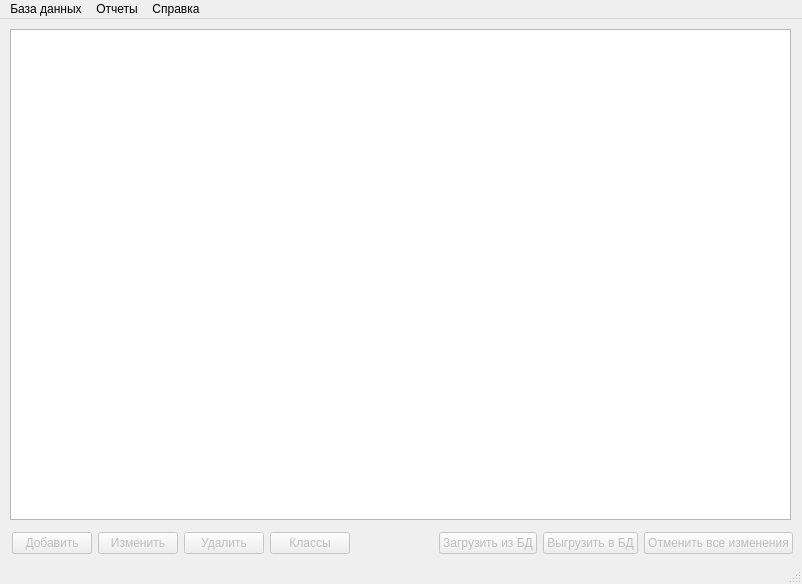
First picture: the form in mainwindow.ui, repository alchalov/istu_database_course_work, before the edit.
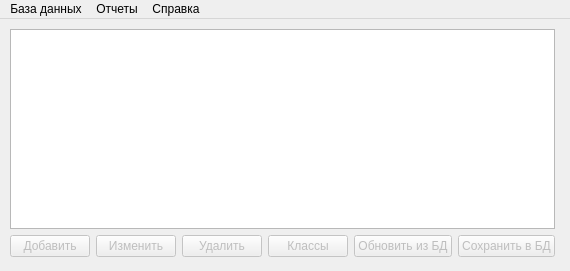
Second picture: the form after the edit.

Diff of the .ui file:
```diff
--- a/mainwindow.ui
+++ b/mainwindow.ui
@@ -6,22 +6,37 @@
    <rect>
     <x>0</x>
     <y>0</y>
-    <width>802</width>
-    <height>584</height>
+    <width>570</width>
+    <height>271</height>
    </rect>
   </property>
+  <property name="sizePolicy">
+   <sizepolicy hsizetype="MinimumExpanding" vsizetype="MinimumExpanding">
+    <horstretch>0</horstretch>
+    <verstretch>0</verstretch>
+   </sizepolicy>
+  </property>
   <property name="windowTitle">
    <string>Курсовой проект по дициплине &quot;Базы данных&quot; Вариант 6 Школы города</string>
   </property>
   <widget class="QWidget" name="centralwidget">
-   <widget class="QTableView" name="tableView">
+   <widget class="QWidget" name="">
     <property name="geometry">
      <rect>
       <x>10</x>
       <y>10</y>
-      <width>781</width>
-      <height>491</height>
+      <width>545</width>
+      <height>228</height>
      </rect>
+    </property>
+    <layout class="QVBoxLayout" name="verticalLayout">
+     <item>
+      <widget class="QTableView" name="tableView">
+       <property name="sizePolicy">
+        <sizepolicy hsizetype="MinimumExpanding" vsizetype="MinimumExpanding">
+         <horstretch>0</horstretch>
+         <verstretch>0</verstretch>
+        </sizepolicy>
     </property>
     <property name="editTriggers">
      <set>QAbstractItemView::NoEditTriggers</set>
@@ -30,16 +45,9 @@
      <bool>true</bool>
     </attribute>
    </widget>
-   <widget class="QWidget" name="layoutWidget">
-    <property name="geometry">
-     <rect>
-      <x>12</x>
-      <y>510</y>
-      <width>781</width>
-      <height>28</height>
-     </rect>
-    </property>
-    <layout class="QHBoxLayout" name="horizontalLayout_3">
+     </item>
+     <item>
+      <layout class="QHBoxLayout" name="horizontalLayout_2">
      <item>
       <layout class="QHBoxLayout" name="horizontalLayout">
        <item>
@@ -85,27 +93,12 @@
       </layout>
      </item>
      <item>
-      <spacer name="horizontalSpacer">
-       <property name="orientation">
-        <enum>Qt::Horizontal</enum>
-       </property>
-       <property name="sizeHint" stdset="0">
-        <size>
-         <width>40</width>
-         <height>20</height>
-        </size>
-       </property>
-      </spacer>
-     </item>
-     <item>
-      <layout class="QHBoxLayout" name="horizontalLayout_2">
-       <item>
         <widget class="QPushButton" name="loadButton">
          <property name="enabled">
           <bool>false</bool>
          </property>
          <property name="text">
-          <string>Загрузить из БД</string>
+          <string>Обновить из БД</string>
          </property>
         </widget>
        </item>
@@ -115,17 +108,7 @@
           <bool>false</bool>
          </property>
          <property name="text">
-          <string>Выгрузить в БД</string>
-         </property>
-        </widget>
-       </item>
-       <item>
-        <widget class="QPushButton" name="revertButton">
-         <property name="enabled">
-          <bool>false</bool>
-         </property>
-         <property name="text">
-          <string>Отменить все изменения</string>
+          <string>Сохранить в БД</string>
          </property>
         </widget>
        </item>
@@ -139,7 +122,7 @@
     <rect>
      <x>0</x>
      <y>0</y>
-     <width>802</width>
+     <width>570</width>
      <height>21</height>
     </rect>
    </property>
@@ -167,7 +150,6 @@
    <addaction name="menu_3"/>
    <addaction name="menu_2"/>
   </widget>
-  <widget class="QStatusBar" name="statusbar"/>
   <action name="actionConnectDB">
    <property name="text">
     <string>Подключиться</string>
```
Left out of the diff: 2 changed lines with no effect on the pictures. Lines whose indentation alone changed are shown as unchanged.
